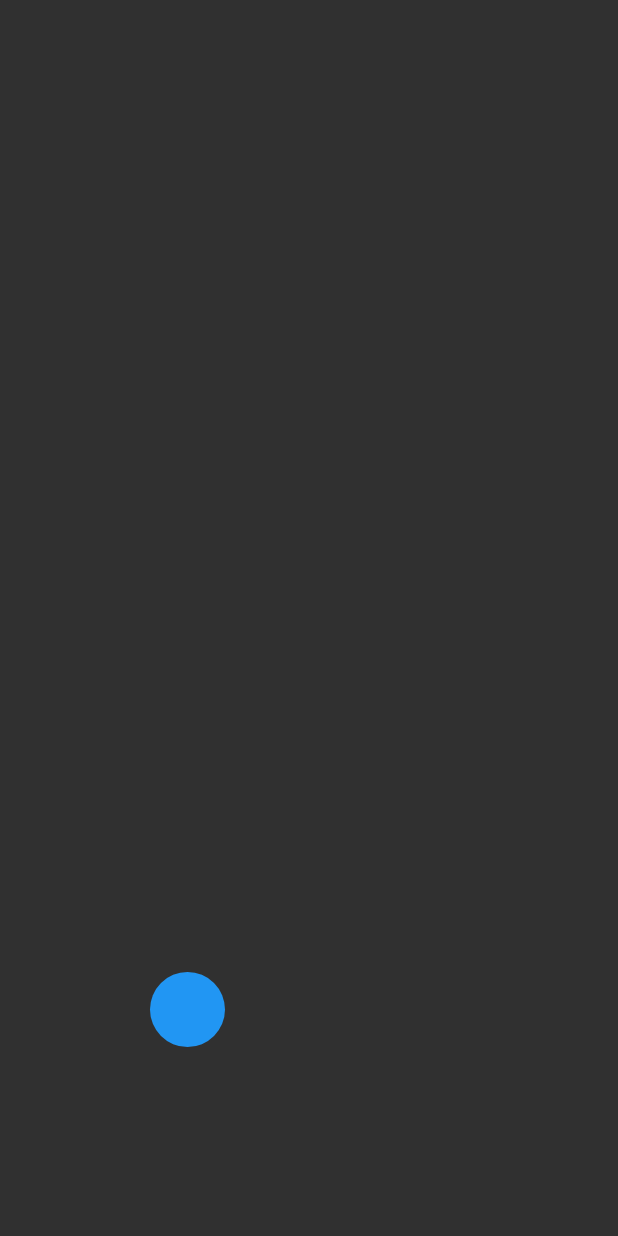
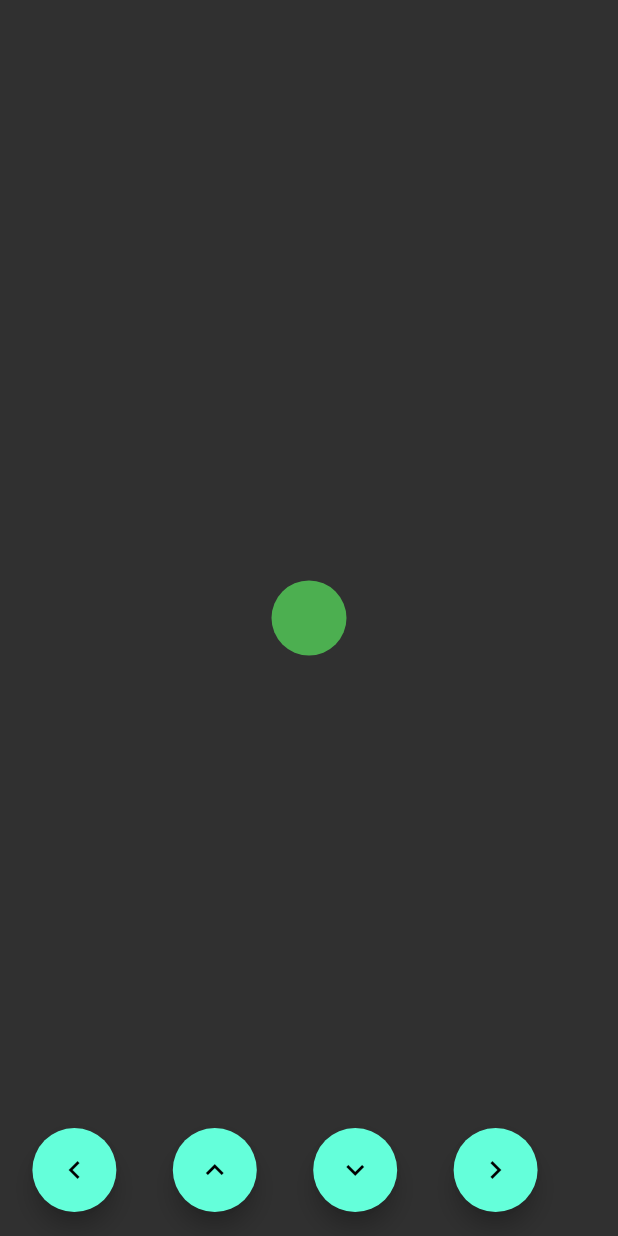
Before and after one commit to w1ll-dev/flutter_animation_exercises, a Flutter app: the screen it shows after launch, on a phone screen of 412 x 824 dp. Run offline on Flutter 3.47's test engine with Material 2 defaults, Android fonts, the light colour scheme and no system bars.

Commit message:
ball controller to translate added

```diff
--- /dev/null
+++ b/lib/ball_controller.dart
@@ -0,0 +1,25 @@
+import 'package:flutter/cupertino.dart';
+
+class BallController extends ChangeNotifier{
+  double x = 0.0;
+  double y = 0.0;
+  double size = 50;
+
+  Cubic curve = Curves.easeInOut;
+  Duration duration = Duration(milliseconds: 200);
+
+  void setSize({double newSize}){
+    this.size = newSize;
+    notifyListeners();
+  }
+
+  void setTranslate({double newX, double newY}){
+    if(newX != null){
+      this.x = newX;
+    }
+    if(newY != null){
+      this.y = newY;
+    }
+    notifyListeners();
+  }
+}
--- a/lib/home.dart
+++ b/lib/home.dart
@@ -1,5 +1,5 @@
+import 'package:anim_test/ball_controller.dart';
 import 'package:flutter/material.dart';
-import 'package:flutter/scheduler.dart';
 
 class Home extends StatefulWidget {
   @override
@@ -7,47 +7,53 @@ class Home extends StatefulWidget {
 }
 
 class _HomeState extends State<Home> {
-  Ticker _ticker;
-  double size = 50.0;
-  double dy = 0.5;
-  double x = 100.0;
-  double y = 100.0;
-  int gravity = 1;
+  BallController ballController = BallController();
 
-  @override
-  void initState() {
-    super.initState();
-    _ticker = Ticker((now) {
-      setState(() {});
-    });
-    _ticker.start();
-  }
-
-  @override
-  void dispose() {
-    super.dispose();
-    _ticker.dispose();
-  }
-
+  AnimatedBuilder _ball() => AnimatedBuilder(
+        animation: ballController,
+        builder: (controller, snapshot) => AnimatedContainer(
+          width: 50,
+          height: 50,
+          transform: Matrix4.identity()
+            ..translate(ballController.x, ballController.y),
+          curve: ballController.curve,
+          duration: ballController.duration,
+          decoration: BoxDecoration(
+            color: Colors.green,
+            borderRadius: BorderRadius.circular(50),
+          ),
+        ),
+      );
   @override
   Widget build(BuildContext context) {
-    double height = MediaQuery.of(context).size.height;
-    if (y > height - size) {
-      dy = -dy;
-    }
-    dy += gravity;
-    y += dy;
     return Scaffold(
-      body: Transform.translate(
-        offset: Offset(x, y),
-        child: Container(
-          width: size,
-          height: size,
-          decoration: BoxDecoration(
-            color: Colors.blue,
-            borderRadius: BorderRadius.circular(40),
+      floatingActionButton: Row(
+        mainAxisAlignment: MainAxisAlignment.spaceEvenly,
+        children: [
+          FloatingActionButton(
+            onPressed: () =>
+                ballController.setTranslate(newX: ballController.x - 50),
+            child: Icon(Icons.keyboard_arrow_left),
           ),
-        ),
+          FloatingActionButton(
+            onPressed: () =>
+                ballController.setTranslate(newY: ballController.y - 50),
+            child: Icon(Icons.keyboard_arrow_up),
+          ),
+          FloatingActionButton(
+            onPressed: () =>
+                ballController.setTranslate(newY: ballController.y + 50),
+            child: Icon(Icons.keyboard_arrow_down),
+          ),
+          FloatingActionButton(
+            onPressed: () =>
+                ballController.setTranslate(newX: ballController.x + 50),
+            child: Icon(Icons.keyboard_arrow_right),
+          ),
+        ],
+      ),
+      body: Center(
+        child: _ball(),
       ),
     );
   }
```
